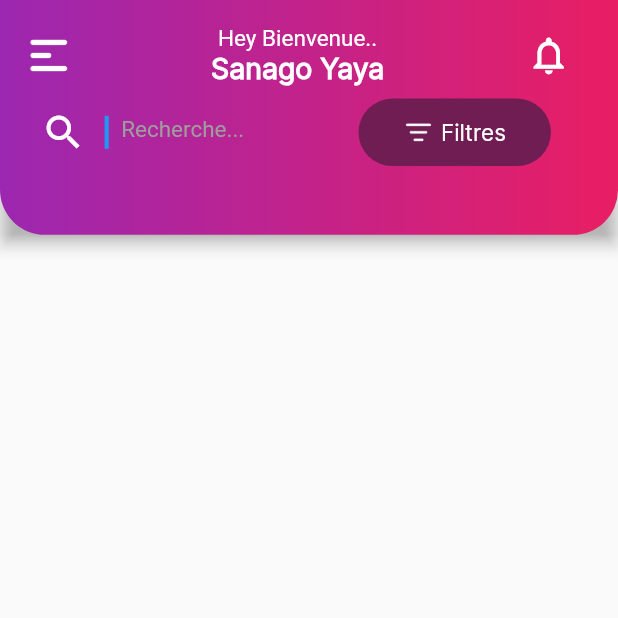
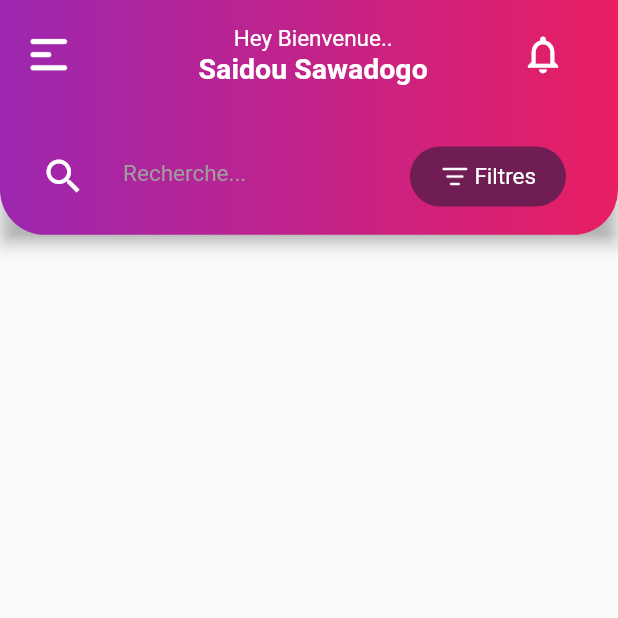
Before and after one commit to Obed-97/neta_event, a Flutter app: the HomePage screen opened by its route, on a phone screen of 412 x 824 dp, the top half of it. Run offline on Flutter 3.47's test engine with Material 2 defaults, Android fonts, the phone set to English and light mode, and no system bars; our stand-ins replace flutter_switch.

Commit message:
Amélioration du Drawer et HomePage

```diff
--- a/lib/Home/HomePage.dart
+++ b/lib/Home/HomePage.dart
@@ -15,20 +15,22 @@ class _HomePage_State extends State<HomePage> {
   Widget build(BuildContext context) {
     return Scaffold(
       key: _key,
+
       drawer: ClipRRect(
         borderRadius: BorderRadius.only(
             topRight: Radius.circular(35), bottomRight: Radius.circular(35)),
         child: Drawer(
           child: ListView(
             children: [
+              SizedBox(height: 20,),
               Row(
                 children: [
                   SizedBox(
-                    width: 20,
+                    width: 25,
                   ),
                   Material(
                     color: Colors.black,
-                    elevation: 4,
+                    elevation: 0,
                     shape: CircleBorder(),
                     clipBehavior: Clip.antiAliasWithSaveLayer,
                     child: InkWell(
@@ -38,13 +40,13 @@ class _HomePage_State extends State<HomePage> {
                         decoration: BoxDecoration(
                           color: Colors.transparent,
                           border: Border.all(
-                              color: Color.fromARGB(0, 0, 0, 0), width: 2),
+                              color: Color.fromARGB(0, 0, 0, 0), width: 0),
                           shape: BoxShape.circle,
                         ),
                         child: Ink.image(
-                          image: AssetImage("assets/SlashScreen/netaLogo.png"),
-                          height: 61,
-                          width: 62,
+                          image: AssetImage("assets/SlashScreen/saidou.jpg"),
+                          height: 75,
+                          width: 75,
                           fit: BoxFit.cover,
                         ),
                       ),
@@ -60,25 +62,24 @@ class _HomePage_State extends State<HomePage> {
                             left: 1,
                             right: 1), //apply padding to some sides only
                         child: Text(
-                          "Sanogo Yaya",
+                          "Saidou Sawadogo",
                           style: TextStyle(
                             fontSize: 19,
                             fontWeight: FontWeight.bold,
-                            fontFamily: 'Inter',
                             color: Colors.black,
                           ),
                         ),
                       ),
                       Padding(
                         padding: EdgeInsets.only(
-                            left: 1,
+                            top: 5,
+                            left: 0,
                             right: 1), //apply padding to some sides only
                         child: Text(
                           "Client ",
                           style: TextStyle(
-                            fontSize: 14,
+                            fontSize: 15,
                             fontWeight: FontWeight.bold,
-                            fontFamily: 'Inter',
                             color: Color(0xFFBCBCBC),
                           ),
                         ),
@@ -87,41 +88,69 @@ class _HomePage_State extends State<HomePage> {
                   )
                 ],
               ),
-              const ListTile(
-                leading: Icon(Icons.person_outline_rounded),
-                title: Text('Profile'),
+              SizedBox(height: 40,),
+              Padding(
+                padding:  EdgeInsets.only(left: 30),
+                child: const ListTile(
+                  leading: Icon(Icons.person_outline_rounded, color: Colors.black,),
+                  title: Text('Profile', style: TextStyle(fontSize: 18,  ),),
+                ),
               ),
-              const ListTile(
-                leading: Icon(Icons.calendar_today_outlined),
-                title: Text('Evènements'),
+              Padding(
+                padding:  EdgeInsets.only(left: 30),
+                child: const ListTile(
+                  leading: Icon(Icons.calendar_today_outlined, color: Colors.black,),
+                  title: Text('Evènements', style: TextStyle(fontSize: 18,  ),),
+                ),
               ),
-              const ListTile(
-                leading: Icon(Icons.star_border_outlined),
-                title: Text('Favoris'),
+              Padding(
+                padding:  EdgeInsets.only(left: 30),
+                child: const ListTile(
+                  leading: Icon(Icons.star_border_outlined, color: Colors.black,),
+                  title: Text('Favoris', style: TextStyle(fontSize: 18,  ),),
+                ),
               ),
-              const ListTile(
-                leading: Icon(Icons.email_outlined),
-                title: Text('Contacter-nous'),
+              Padding(
+                padding:  EdgeInsets.only(left: 30),
+                child: const ListTile(
+                  leading: Icon(Icons.email_outlined, color: Colors.black,),
+                  title: Text('Contacter-nous', style: TextStyle(fontSize: 18,  ),),
+                ),
               ),
-              const ListTile(
-                leading: Icon(Icons.help_outline_outlined),
-                title: Text('Aide & FAQs'),
+              Padding(
+                padding:  EdgeInsets.only(left: 30),
+                child: const ListTile(
+                  leading: Icon(Icons.help_outline_outlined, color: Colors.black,),
+                  title: Text('Aide & FAQs', style: TextStyle(fontSize: 18,  ),),
+                ),
               ),
-              const ListTile(
-                leading: Icon(Icons.handshake),
-                title: Text('Don'),
+              Padding(
+                padding:  EdgeInsets.only(left: 30),
+                child: const ListTile(
+                  leading: Icon(Icons.handshake, color: Colors.black,),
+                  title: Text('Don', style: TextStyle(fontSize: 18,  ),),
+                ),
               ),
-              const ListTile(
-                leading: Icon(Icons.handshake),
-                title: Text('Tontine'),
+              Padding(
+                padding:  EdgeInsets.only(left: 30),
+                child: const ListTile(
+                  leading: Icon(Icons.handshake, color: Colors.black,),
+                  title: Text('Tontine', style: TextStyle(fontSize: 18,  ),),
+                ),
               ),
-              const ListTile(
-                leading: Icon(Icons.calendar_today_outlined),
-                title: Text('Enquète'),
+              Padding(
+                padding:  EdgeInsets.only(left: 30),
+                child: const ListTile(
+                  leading: Icon(Icons.calendar_today_outlined, color: Colors.black,),
+                  title: Text('Enquète', style: TextStyle(fontSize: 18,  ),),
+                ),
               ),
-              const ListTile(
-                leading: Icon(Icons.login_outlined),
-                title: Text('Se dèconnecter'),
+              Padding(
+                padding:  EdgeInsets.only(left: 30),
+                child: const ListTile(
+                  leading: Icon(Icons.login_outlined, color: Colors.black,),
+                  title: Text('Se deconnecter', style: TextStyle(fontSize: 18,  ),),
+                ),
               ),
             ],
           ),
@@ -167,7 +196,7 @@ class _HomePage_State extends State<HomePage> {
                       ),
                     ),
                     SizedBox(
-                      width: MediaQuery.of(context).size.width * 0.22,
+                      width: MediaQuery.of(context).size.width * 0.20,
                     ),
                     Column(
                       children: const [
@@ -179,18 +208,17 @@ class _HomePage_State extends State<HomePage> {
                           ),
                         ),
                         Text(
-                          "Sanago Yaya",
+                          "Saidou Sawadogo",
                           style: TextStyle(
                             fontWeight: FontWeight.bold,
                             fontSize: 19,
-                            fontFamily: 'Inter',
                             color: Colors.white,
                           ),
                         ),
                       ],
                     ),
                     SizedBox(
-                      width: MediaQuery.of(context).size.width * 0.23,
+                      width: MediaQuery.of(context).size.width * 0.15,
                     ),
                     InkWell(
                       onTap: () {},
@@ -200,7 +228,7 @@ class _HomePage_State extends State<HomePage> {
                   ],
                 ),
                 SizedBox(
-                  height: MediaQuery.of(context).size.height * 0.01,
+                  height: MediaQuery.of(context).size.height * 0.05,
                 ),
                 Row(
                   children: [
@@ -220,14 +248,10 @@ class _HomePage_State extends State<HomePage> {
                     Container(
                       height: 22,
                       child: Text(""),
-                      decoration: const BoxDecoration(
-                        border: Border(
-                          left: BorderSide(color: Colors.blue, width: 2.8),
-                        ),
-                      ),
+
                     ),
                     SizedBox(
-                      width: MediaQuery.of(context).size.width * 0.02,
+                      width: MediaQuery.of(context).size.width * 0.03,
                     ),
                     const SizedBox(
                       width: 150,
@@ -242,13 +266,13 @@ class _HomePage_State extends State<HomePage> {
                       ),
                     ),
                     SizedBox(
-                      width: MediaQuery.of(context).size.width * 0.02,
+                      width: MediaQuery.of(context).size.width * 0.10,
                     ),
                     Container(
-                        height: 45,
+                        height: 40,
                         padding: const EdgeInsets.only(
-                          left: 30.0,
-                          right: 30.0,
+                          left: 20.0,
+                          right: 20.0,
                           top: 10,
                           bottom: 10,
                         ),
@@ -264,13 +288,12 @@ class _HomePage_State extends State<HomePage> {
                               height: 20,
                             ),
                             SizedBox(
-                              width: 5,
+                              width: 3,
                             ),
                             Text(
                               "Filtres",
                               style: TextStyle(
                                 fontSize: 15,
-                                fontFamily: 'Inter',
                                 color: Colors.white,
                               ),
                             ),
```
Also changed, not shown: assets/SlashScreen/saidou.jpg (added).
